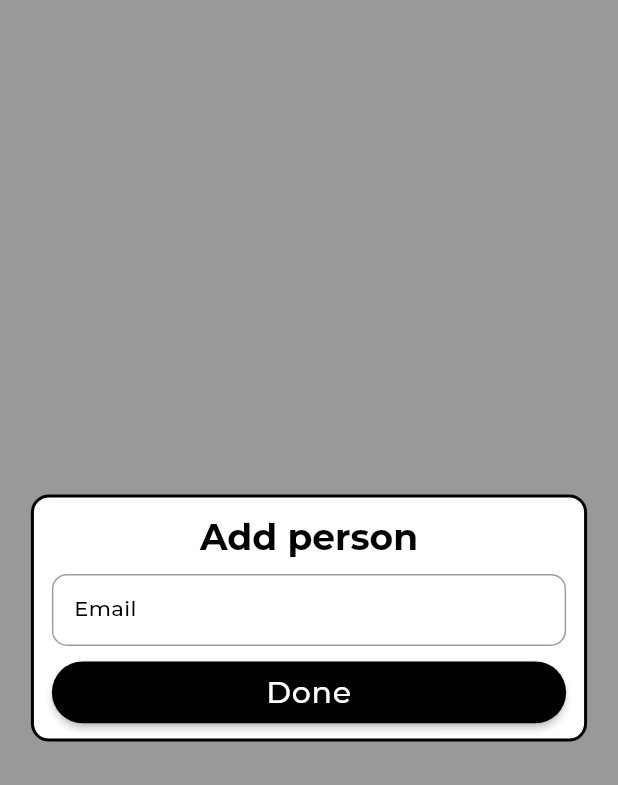
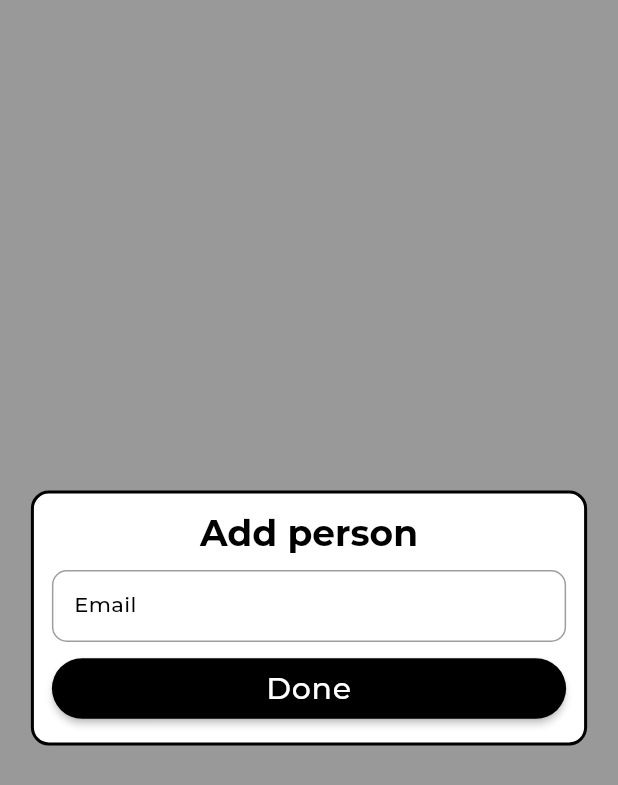
Before and after one commit to phatalways-sleeping/WorkRizz, a Flutter app: the _EmailDialog screen opened directly with empty values, on a phone screen of 412 x 824 dp. Shown: the top 785 px of the screen. Run offline on Flutter 3.47's test engine with Material 2 defaults, Android fonts, the phone set to English and light mode, and no system bars; our stand-ins replace badges, bloc, cached_network_image, cloud_firestore, dio, dots_indicator and 10 more; missing offline and left inert: avatar_stack, dialog_flowtter, flow_builder, flutter_pdfview; accounts and stored records are empty; project files that could hold a hidden picture were left out.

Commit message:
fix(ui): overflow

```diff
--- a/lib/widgets/project/project_create/members_adder.dart
+++ b/lib/widgets/project/project_create/members_adder.dart
@@ -158,8 +158,10 @@ class _EmailDialog extends StatelessWidget {
       backgroundColor: Colors.black.withOpacity(0.4),
       body: Center(
         child: Container(
-          width: context.mediaQuery.size.width * 0.9,
-          height: context.mediaQuery.size.height * 0.2,
+          constraints: BoxConstraints(
+            maxHeight: context.mediaQuery.size.height * 0.4,
+            maxWidth: context.mediaQuery.size.width * 0.9,
+          ),
           padding: const EdgeInsets.symmetric(
             horizontal: 12,
             vertical: 12,
@@ -218,7 +220,13 @@ class _EmailDialog extends StatelessWidget {
                       context.colorScheme.primary,
                     ),
                     alignment: Alignment.center,
-                    fixedSize: MaterialStatePropertyAll(
+                    minimumSize: MaterialStatePropertyAll(
+                      Size(
+                        context.mediaQuery.size.width * 0.9,
+                        context.mediaQuery.size.height * 0.02,
+                      ),
+                    ),
+                    maximumSize: MaterialStatePropertyAll(
                       Size(
                         context.mediaQuery.size.width * 0.9,
                         context.mediaQuery.size.height * 0.05,
--- a/lib/widgets/subtask_view/subtask_create/assignee_adder.dart
+++ b/lib/widgets/subtask_view/subtask_create/assignee_adder.dart
@@ -125,7 +125,7 @@ class _EmailDialog extends StatelessWidget {
       body: Center(
         child: Container(
           width: context.mediaQuery.size.width * 0.9,
-          height: context.mediaQuery.size.height * 0.25,
+          height: context.mediaQuery.size.height * 0.4,
           padding: const EdgeInsets.symmetric(
             horizontal: 12,
             vertical: 12,
```
Also changed, not shown: lib/widgets/custom_floating_widget/custom_input_dialog.dart (+29 -12 lines).
